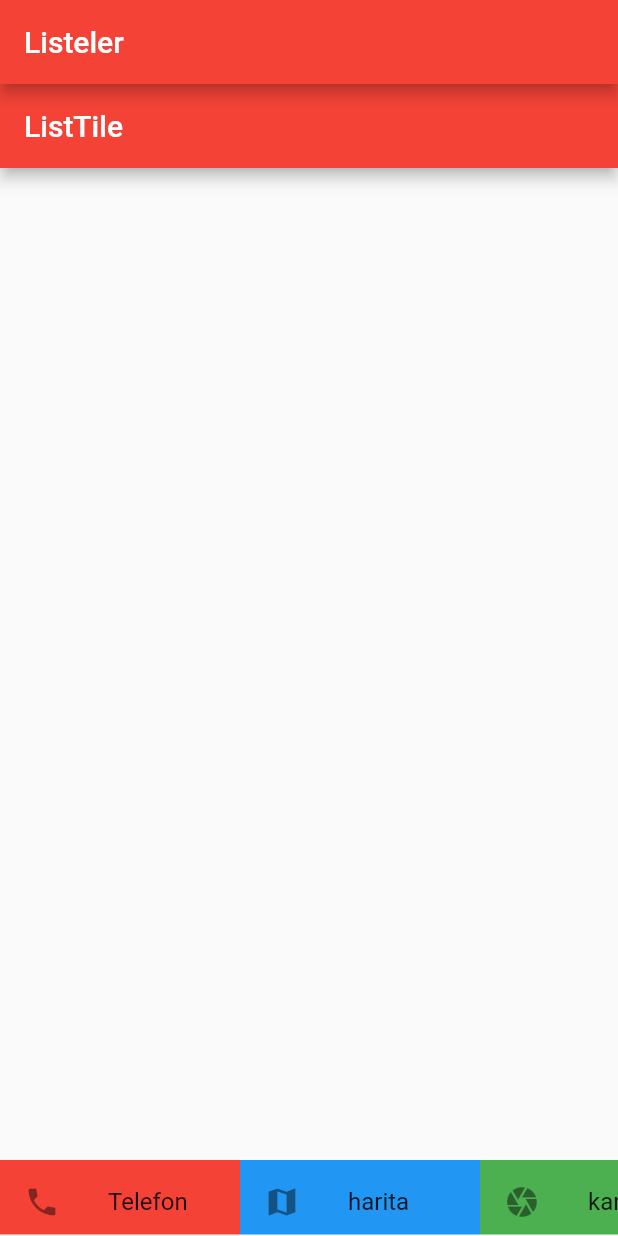
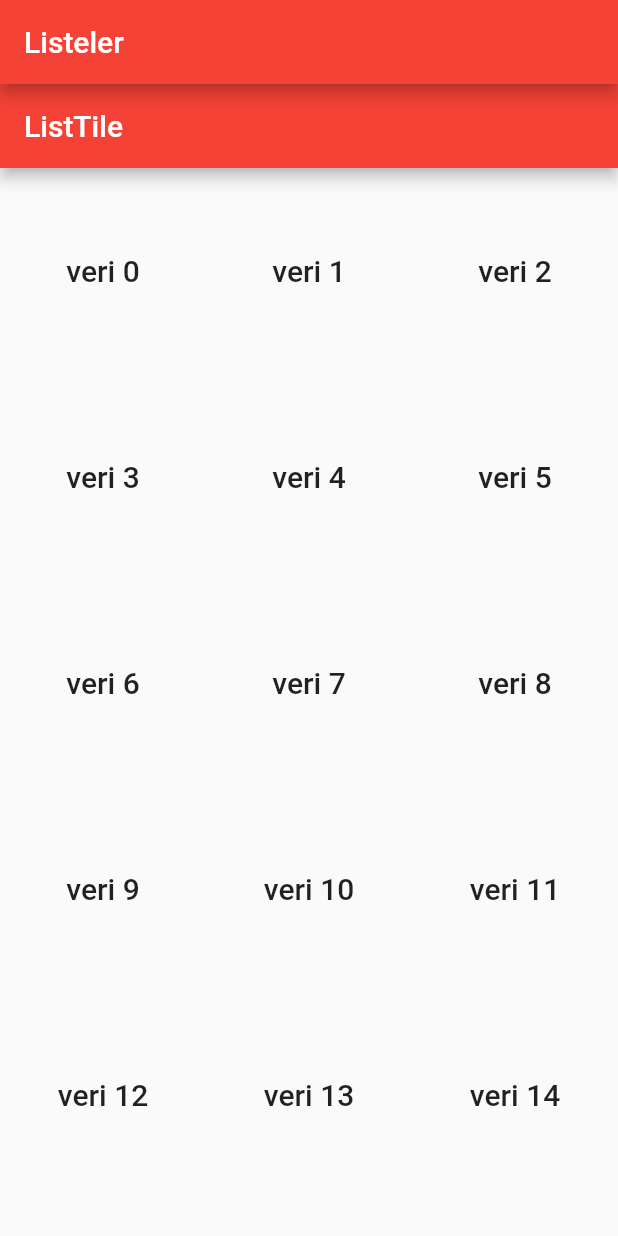
Before and after one commit to emralyilmaz/training_listeler, a Flutter app: the screen it shows after launch, on a phone screen of 412 x 824 dp. Run offline on Flutter 3.47's test engine with Material 2 defaults, Android fonts, the phone set to English and light mode, and no system bars.

```diff
--- a/lib/main.dart
+++ b/lib/main.dart
@@ -29,114 +29,16 @@ class _FormWidgetState extends State<FormWidget> {
       appBar: AppBar(
         title: Text("ListTile"),
       ),
-      body: Align(
-        alignment: Alignment.bottomCenter,
-        child: Container(
-          margin: EdgeInsets.symmetric(
-            vertical: 1.0,
-          ),
-          height: 50,
-          child: ListView(
-            scrollDirection: Axis.horizontal,
-            children: <Widget>[
-              Container(
-                width: 160.0,
-                color: Colors.red,
-                child: GestureDetector(
-                  onTap: () {
-                    print("telefon tıklandı");
-                  },
-                  child: Center(
-                    child: Stack(
-                      children: <Widget>[
-                        ListTile(
-                          leading: Icon(Icons.phone),
-                          title: Text("Telefon"),
-                        )
-                      ],
-                    ),
-                  ),
-                ),
-              ),
-              Container(
-                width: 160.0,
-                color: Colors.blue,
-                child: GestureDetector(
-                  onTap: () {
-                    print("harita tıklandı");
-                  },
-                  child: Center(
-                    child: Stack(
-                      children: <Widget>[
-                        ListTile(
-                          leading: Icon(Icons.map),
-                          title: Text("harita"),
-                        )
-                      ],
-                    ),
-                  ),
-                ),
-              ),
-              Container(
-                width: 160.0,
-                color: Colors.green,
-                child: GestureDetector(
-                  onTap: () {
-                    print("kamera tıklandı");
-                  },
-                  child: Center(
-                    child: Stack(
-                      children: <Widget>[
-                        ListTile(
-                          leading: Icon(Icons.camera),
-                          title: Text("kamera"),
-                        )
-                      ],
-                    ),
-                  ),
-                ),
-              ),
-              Container(
-                width: 160.0,
-                color: Colors.yellow,
-                child: GestureDetector(
-                  onTap: () {
-                    print("ayarlar tıklandı");
-                  },
-                  child: Center(
-                    child: Stack(
-                      children: <Widget>[
-                        ListTile(
-                          leading: Icon(Icons.settings),
-                          title: Text("ayarlar"),
-                        )
-                      ],
-                    ),
-                  ),
-                ),
-              ),
-              Container(
-                width: 160.0,
-                color: Colors.grey,
-                child: GestureDetector(
-                  onTap: () {
-                    print("rehber tıklandı");
-                  },
-                  child: Center(
-                    child: Stack(
-                      children: <Widget>[
-                        ListTile(
-                          leading: Icon(Icons.person),
-                          title: Text("rehber"),
-                        )
-                      ],
-                    ),
-                  ),
-                ),
-              ),
-            ],
-          ),
-        ),
+      body: GridView.count(
+        crossAxisCount: 3,
+        children: List.generate(1000, (index) {
+          return Center(
+            child: Text(
+              "veri $index",
+              style: Theme.of(context).textTheme.title,
+            ),
+          );
+        }),
       ),
     );
   }
```
